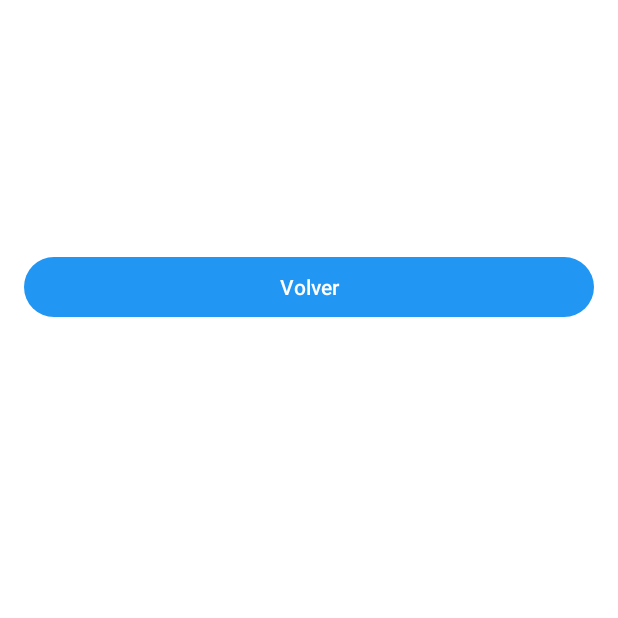
After one commit to AbnerR72/MeTask, an Android app: the fragment TaskDetailFragment shown on its own in the app's theme, on a phone screen of 412 x 824 dp, the top half of it. The commit adds this screen. Run offline under Robolectric (Android 15) with nearby library versions, the phone set to English and light mode, and no system bars.

Commit message:
Implementacion del layout de detalle

```diff
--- /dev/null
+++ b/app/src/main/java/com/example/metask/view/home/TaskDetailFragment.kt
@@ -0,0 +1,44 @@
+package com.example.metask.view.home
+
+import android.os.Bundle
+import androidx.fragment.app.Fragment
+import android.view.LayoutInflater
+import android.view.View
+import android.view.ViewGroup
+import com.example.metask.R
+import com.example.metask.databinding.FragmentTaskDetailBinding
+import androidx.navigation.fragment.findNavController
+
+
+class TaskDetailFragment : Fragment() {
+    private var _binding: FragmentTaskDetailBinding? = null
+    private val binding get() = _binding!!
+
+    override fun onCreateView(
+        inflater: LayoutInflater,
+        container: ViewGroup?,
+        savedInstanceState: Bundle?
+    ): View {
+        _binding = FragmentTaskDetailBinding.inflate(inflater, container, false)
+        return binding.root
+    }
+
+    override fun onViewCreated(view: View, savedInstanceState: Bundle?) {
+        super.onViewCreated(view, savedInstanceState)
+
+        arguments?.let { bundle ->
+            binding.detailTaskName.text = bundle.getString("taskName", "")
+            binding.detailTaskDescription.text = bundle.getString("taskDescription", "")
+            binding.detailTaskDate.text = bundle.getString("taskDate", "")
+        }
+
+        binding.backButton.setOnClickListener {
+            findNavController().popBackStack()
+        }
+    }
+
+    override fun onDestroyView() {
+        super.onDestroyView()
+        _binding = null
+    }
+}
--- /dev/null
+++ b/app/src/main/res/layout/fragment_task_detail.xml
@@ -0,0 +1,47 @@
+<?xml version="1.0" encoding="utf-8"?>
+<androidx.core.widget.NestedScrollView xmlns:android="http://schemas.android.com/apk/res/android"
+    xmlns:app="http://schemas.android.com/apk/res-auto"
+    xmlns:tools="http://schemas.android.com/tools"
+    android:layout_width="match_parent"
+    android:layout_height="match_parent"
+    android:background="@color/white"
+    android:padding="16dp">
+
+    <LinearLayout
+        android:layout_width="match_parent"
+        android:layout_height="wrap_content"
+        android:orientation="vertical">
+
+        <TextView
+            android:id="@+id/detail_task_name"
+            android:layout_width="match_parent"
+            android:layout_height="wrap_content"
+            android:textSize="24sp"
+            android:textStyle="bold"
+            android:layout_marginBottom="16dp"/>
+
+        <TextView
+            android:id="@+id/detail_task_description"
+            android:layout_width="match_parent"
+            android:layout_height="wrap_content"
+            android:textSize="18sp"
+            android:layout_marginBottom="24dp"/>
+
+        <TextView
+            android:id="@+id/detail_task_date"
+            android:layout_width="match_parent"
+            android:layout_height="wrap_content"
+            android:textSize="16sp"
+            android:textColor="?android:attr/textColorSecondary"/>
+
+        <Button
+            android:id="@+id/back_button"
+            android:layout_width="match_parent"
+            android:layout_height="wrap_content"
+            android:text="Volver"
+            android:layout_marginTop="32dp"
+            app:backgroundTint="@color/blue"/>
+
+    </LinearLayout>
+
+</androidx.core.widget.NestedScrollView>
```
Also changed, not shown: app/src/main/java/com/example/metask/view/home/PendingTaskFragment.kt (+13 -0 lines), app/src/main/java/com/example/metask/view/home/adapters/TaskAdapter.kt (+14 -2 lines), app/src/main/res/navigation/nav_graph.xml (+8 -0 lines).
